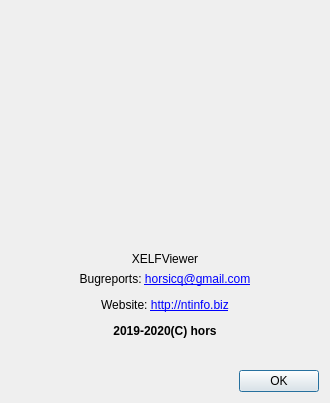
Before: the Qt Designer form gui_source/dialogabout.ui in horsicq/XELFViewer, drawn with Qt 5.
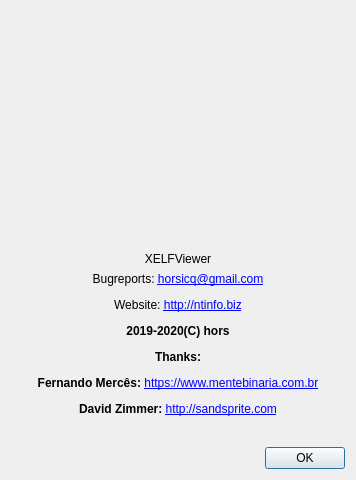
After: the same form once the commit is applied.

Diff of the .ui file:
```diff
--- a/gui_source/dialogabout.ui
+++ b/gui_source/dialogabout.ui
@@ -9,8 +9,8 @@
    <rect>
     <x>0</x>
     <y>0</y>
-    <width>326</width>
-    <height>403</height>
+    <width>356</width>
+    <height>480</height>
    </rect>
   </property>
   <property name="windowTitle">
@@ -49,7 +49,7 @@
    <item>
     <widget class="QLabel" name="labelInfo">
      <property name="text">
-      <string>&lt;html&gt;&lt;head/&gt;&lt;body&gt;&lt;p align=&quot;center&quot;&gt;Bugreports: &lt;a href=&quot;mailto:horsicq@gmail.com&quot;&gt;&lt;span style=&quot; text-decoration: underline; color:#0000ff;&quot;&gt;horsicq@gmail.com&lt;/span&gt;&lt;/a&gt;&lt;/p&gt;&lt;p align=&quot;center&quot;&gt;Website: &lt;a href=&quot;http://ntinfo.biz&quot;&gt;&lt;span style=&quot; text-decoration: underline; color:#0000ff;&quot;&gt;http://ntinfo.biz&lt;/span&gt;&lt;/a&gt;&lt;/p&gt;&lt;p align=&quot;center&quot;&gt;&lt;span style=&quot; font-weight:600;&quot;&gt;2019-2020(C) hors&lt;/span&gt;&lt;/p&gt;&lt;/body&gt;&lt;/html&gt;</string>
+      <string>&lt;html&gt;&lt;head/&gt;&lt;body&gt;&lt;p align=&quot;center&quot;&gt;Bugreports: &lt;a href=&quot;mailto:horsicq@gmail.com&quot;&gt;&lt;span style=&quot; text-decoration: underline; color:#0000ff;&quot;&gt;horsicq@gmail.com&lt;/span&gt;&lt;/a&gt;&lt;/p&gt;&lt;p align=&quot;center&quot;&gt;Website: &lt;a href=&quot;http://ntinfo.biz&quot;&gt;&lt;span style=&quot; text-decoration: underline; color:#0000ff;&quot;&gt;http://ntinfo.biz&lt;/span&gt;&lt;/a&gt;&lt;/p&gt;&lt;p align=&quot;center&quot;&gt;&lt;span style=&quot; font-weight:600;&quot;&gt;2019-2020(C) hors&lt;/span&gt;&lt;/p&gt;&lt;p align=&quot;center&quot;&gt;&lt;span style=&quot; font-weight:600;&quot;&gt;Thanks:&lt;/span&gt;&lt;/p&gt;&lt;p align=&quot;center&quot;&gt;&lt;span style=&quot; font-weight:600;&quot;&gt;Fernando Mercês: &lt;/span&gt;&lt;a href=&quot;https://www.mentebinaria.com.br/&quot;&gt;&lt;span style=&quot; text-decoration: underline; color:#0000ff;&quot;&gt;https://www.mentebinaria.com.br&lt;/span&gt;&lt;/a&gt;&lt;/p&gt;&lt;p align=&quot;center&quot;&gt;&lt;span style=&quot; font-weight:600;&quot;&gt;David Zimmer: &lt;/span&gt;&lt;a href=&quot;http://sandsprite.com/&quot;&gt;&lt;span style=&quot; text-decoration: underline; color:#0000ff;&quot;&gt;http://sandsprite.com&lt;/span&gt;&lt;/a&gt;&lt;/p&gt;&lt;/body&gt;&lt;/html&gt;</string>
      </property>
      <property name="textFormat">
       <enum>Qt::AutoText</enum>
```
